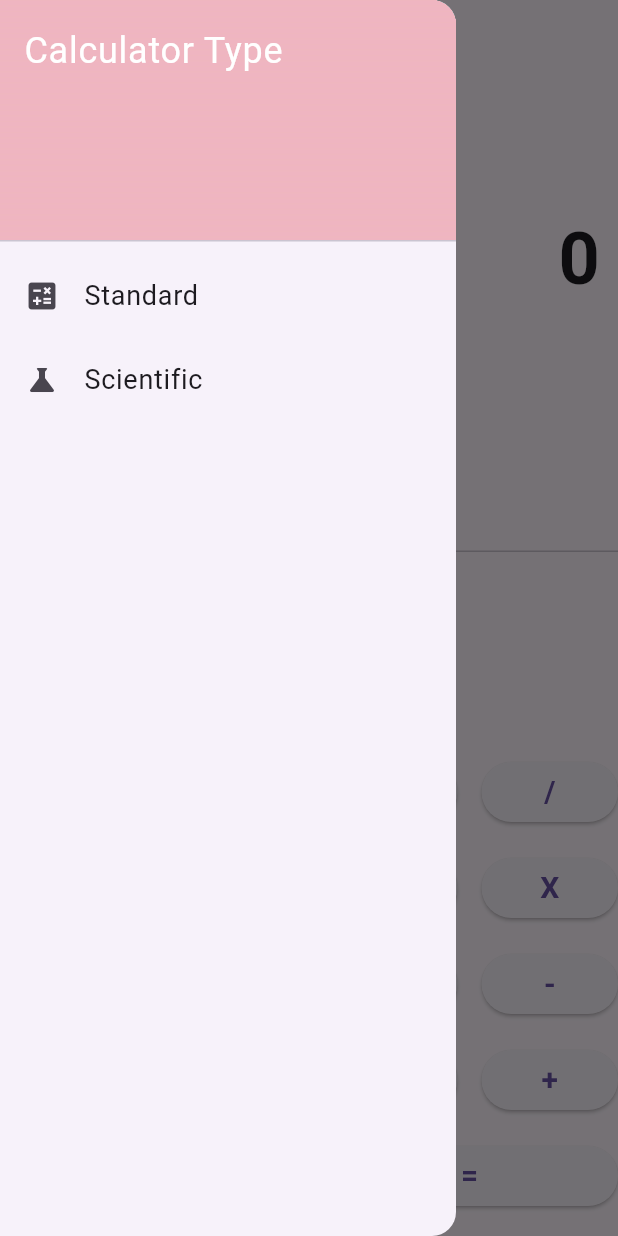
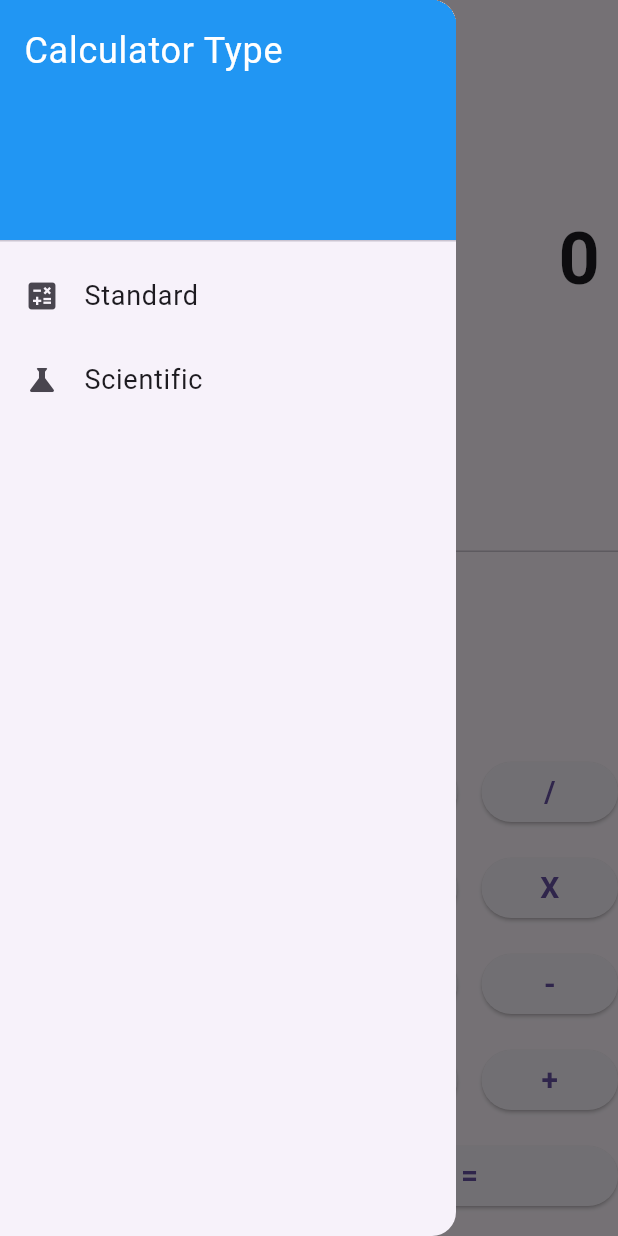
Before and after one commit to MrLeKiet/calculator_dalt, a Flutter app: the screen it shows after launch, with the side drawer open, on a phone screen of 412 x 824 dp. Run offline on Flutter 3.47's test engine with Material 3 defaults, Android fonts, the phone set to English and light mode, and no system bars.

Commit message:
Pull upstream

```diff
--- a/lib/main.dart
+++ b/lib/main.dart
@@ -188,10 +188,10 @@ class _CalculatorHomeState extends State<CalculatorHome> {
             DrawerHeader(
               decoration: BoxDecoration(
                 color: Colors.blue,
-                image: DecorationImage(
-                  image: AssetImage('assets/drawer_header_background.png'),
-                  fit: BoxFit.cover,
-                ),
+                // image: DecorationImage(
+                //   image: AssetImage('assets/drawer_header_background.png'),
+                //   fit: BoxFit.cover,
+                // ),
               ),
               child: Text(
                 'Calculator Type',
```
